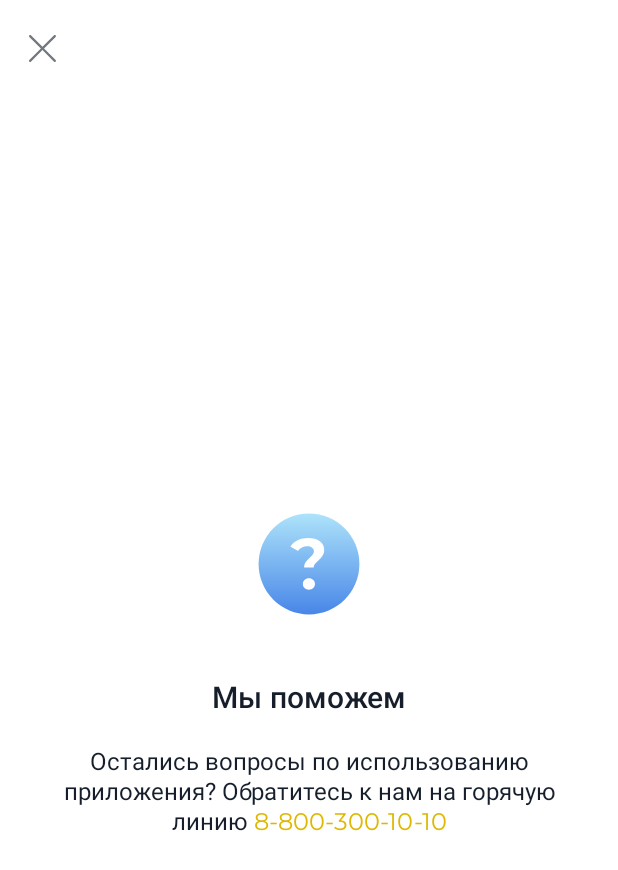
After one commit to EugeneGridnev/Loans, an Android app: the fragment HelpFragment shown on its own in the app's theme, on a phone screen of 412 x 824 dp. The commit adds this screen. Shown: the top 870 px of the screen. Run offline under Robolectric (Android 15) with nearby library versions, the light colour scheme and no system bars.

Commit message:
helpfragment added

```diff
--- /dev/null
+++ b/app/src/main/java/com/shift/shiftfinal/ui/HelpFragment.kt
@@ -0,0 +1,35 @@
+package com.shift.shiftfinal.ui
+
+import android.os.Bundle
+import android.view.LayoutInflater
+import android.view.View
+import android.view.ViewGroup
+import androidx.fragment.app.Fragment
+import com.shift.shiftfinal.databinding.FragmentHelpBinding
+
+class HelpFragment : Fragment() {
+    private var _binding: FragmentHelpBinding? = null
+    private val binding get() = _binding!!
+
+    override fun onCreateView(
+        inflater: LayoutInflater,
+        container: ViewGroup?,
+        savedInstanceState: Bundle?
+    ): View {
+        _binding = FragmentHelpBinding.inflate(inflater, container, false)
+        val view = binding.root
+        return view
+    }
+
+    override fun onViewCreated(view: View, savedInstanceState: Bundle?) {
+        super.onViewCreated(view, savedInstanceState)
+
+
+
+    }
+
+    override fun onDestroyView() {
+        super.onDestroyView()
+        _binding = null
+    }
+}
--- /dev/null
+++ b/app/src/main/res/drawable/help_icon.xml
@@ -0,0 +1,24 @@
+<vector xmlns:android="http://schemas.android.com/apk/res/android"
+    xmlns:aapt="http://schemas.android.com/aapt"
+    android:width="96dp"
+    android:height="96dp"
+    android:viewportWidth="96"
+    android:viewportHeight="96">
+  <path
+      android:pathData="M81.6,48C81.6,66.557 66.557,81.6 48,81.6C29.443,81.6 14.4,66.557 14.4,48C14.4,29.443 29.443,14.4 48,14.4C66.557,14.4 81.6,29.443 81.6,48Z">
+    <aapt:attr name="android:fillColor">
+      <gradient
+          android:startX="48"
+          android:startY="14.4"
+          android:endX="48"
+          android:endY="81.6"
+          android:type="linear">
+        <item android:offset="0" android:color="#FFADE3FA"/>
+        <item android:offset="1" android:color="#FF4886E8"/>
+      </gradient>
+    </aapt:attr>
+  </path>
+  <path
+      android:pathData="M44.948,50.398C44.838,50.398 44.748,50.308 44.75,50.197C44.778,48.831 45.1,47.694 45.714,46.786C46.386,45.834 47.352,44.784 48.612,43.636C49.536,42.796 50.208,42.096 50.628,41.536C51.076,40.948 51.3,40.29 51.3,39.562C51.3,38.526 50.88,37.714 50.04,37.126C49.228,36.51 48.136,36.202 46.764,36.202C45.448,36.202 44.272,36.482 43.236,37.042C42.279,37.547 41.461,38.253 40.782,39.162C40.72,39.245 40.606,39.27 40.516,39.217L35.773,36.434C35.675,36.376 35.645,36.247 35.709,36.153C36.872,34.445 38.415,33.118 40.338,32.17C42.354,31.19 44.734,30.7 47.478,30.7C50.698,30.7 53.274,31.386 55.206,32.758C57.166,34.13 58.146,36.034 58.146,38.47C58.146,39.618 57.95,40.626 57.558,41.494C57.194,42.362 56.732,43.104 56.172,43.72C55.64,44.308 54.94,44.994 54.072,45.778C53.036,46.702 52.28,47.486 51.804,48.13C51.364,48.699 51.127,49.389 51.094,50.198C51.09,50.308 51,50.398 50.89,50.398H44.948ZM47.94,65.14C46.792,65.14 45.826,64.776 45.042,64.048C44.286,63.292 43.908,62.382 43.908,61.318C43.908,60.254 44.286,59.372 45.042,58.672C45.798,57.944 46.764,57.58 47.94,57.58C49.116,57.58 50.082,57.944 50.838,58.672C51.594,59.372 51.972,60.254 51.972,61.318C51.972,62.382 51.58,63.292 50.796,64.048C50.04,64.776 49.088,65.14 47.94,65.14Z"
+      android:fillColor="#ffffff"/>
+</vector>
--- /dev/null
+++ b/app/src/main/res/layout/fragment_help.xml
@@ -0,0 +1,68 @@
+<?xml version="1.0" encoding="utf-8"?>
+<androidx.constraintlayout.widget.ConstraintLayout xmlns:android="http://schemas.android.com/apk/res/android"
+    xmlns:app="http://schemas.android.com/apk/res-auto"
+    android:layout_width="match_parent"
+    android:layout_height="match_parent"
+    android:background="@color/white">
+
+    <com.google.android.material.appbar.AppBarLayout
+        android:id="@+id/appBarLayout"
+        android:layout_width="match_parent"
+        android:layout_height="wrap_content"
+        app:layout_constraintEnd_toEndOf="parent"
+        app:layout_constraintStart_toStartOf="parent"
+        app:layout_constraintTop_toTopOf="parent">
+
+        <com.google.android.material.appbar.MaterialToolbar
+            android:id="@+id/topAppBar"
+            android:layout_width="match_parent"
+            android:layout_height="?attr/actionBarSize"
+            android:background="@color/white"
+            app:navigationIcon="@drawable/cross" />
+    </com.google.android.material.appbar.AppBarLayout>
+
+    <ImageView
+        android:id="@+id/helpImage"
+        android:layout_width="wrap_content"
+        android:layout_height="wrap_content"
+        android:src="@drawable/help_icon"
+        app:layout_constraintBottom_toTopOf="@+id/helpTitle"
+        app:layout_constraintEnd_toEndOf="parent"
+        app:layout_constraintStart_toStartOf="parent"
+        app:layout_constraintTop_toBottomOf="@+id/appBarLayout"
+        app:layout_constraintVertical_chainStyle="packed" />
+
+    <TextView
+        android:id="@+id/helpTitle"
+        android:layout_width="wrap_content"
+        android:layout_height="wrap_content"
+        android:layout_marginHorizontal="38dp"
+        android:layout_marginTop="28dp"
+        android:text="@string/help_title_text"
+        android:textColor="#151E2A"
+        android:textFontWeight="500"
+        android:textSize="20sp"
+        app:layout_constraintBottom_toTopOf="@+id/helpMessage"
+        app:layout_constraintEnd_toEndOf="parent"
+        app:layout_constraintStart_toStartOf="parent"
+        app:layout_constraintTop_toBottomOf="@+id/helpImage" />
+
+    <TextView
+        android:id="@+id/helpMessage"
+        android:layout_width="wrap_content"
+        android:layout_height="wrap_content"
+        android:layout_marginHorizontal="16dp"
+        android:layout_marginTop="16dp"
+        android:gravity="center"
+        android:lineHeight="20sp"
+        android:maxWidth="328dp"
+        android:text="@string/help_text"
+        android:textColor="#151E2A"
+        android:textFontWeight="400"
+        android:textSize="16sp"
+        app:layout_constraintBottom_toBottomOf="parent"
+        app:layout_constraintEnd_toEndOf="parent"
+        app:layout_constraintStart_toStartOf="parent"
+        app:layout_constraintTop_toBottomOf="@+id/helpTitle" />
+
+</androidx.constraintlayout.widget.ConstraintLayout>
--- a/app/src/main/res/values/strings.xml
+++ b/app/src/main/res/values/strings.xml
@@ -3,4 +3,6 @@
     <string name="onboarding_second_small_text">Когда займ будет одобрен, подойдите с паспортом в <font color='#DEB800'>отделение банка</font> для подписания договора</string>
     <!-- TODO: Remove or change this placeholder text -->
     <string name="hello_blank_fragment">Hello blank fragment</string>
+    <string name="help_text">Остались вопросы по использованию приложения? Обратитесь к нам на горячую линию <font color='#DEB800'>8-800-300-10-10</font></string>
+    <string name="help_title_text">Мы поможем</string>
 </resources>
```
